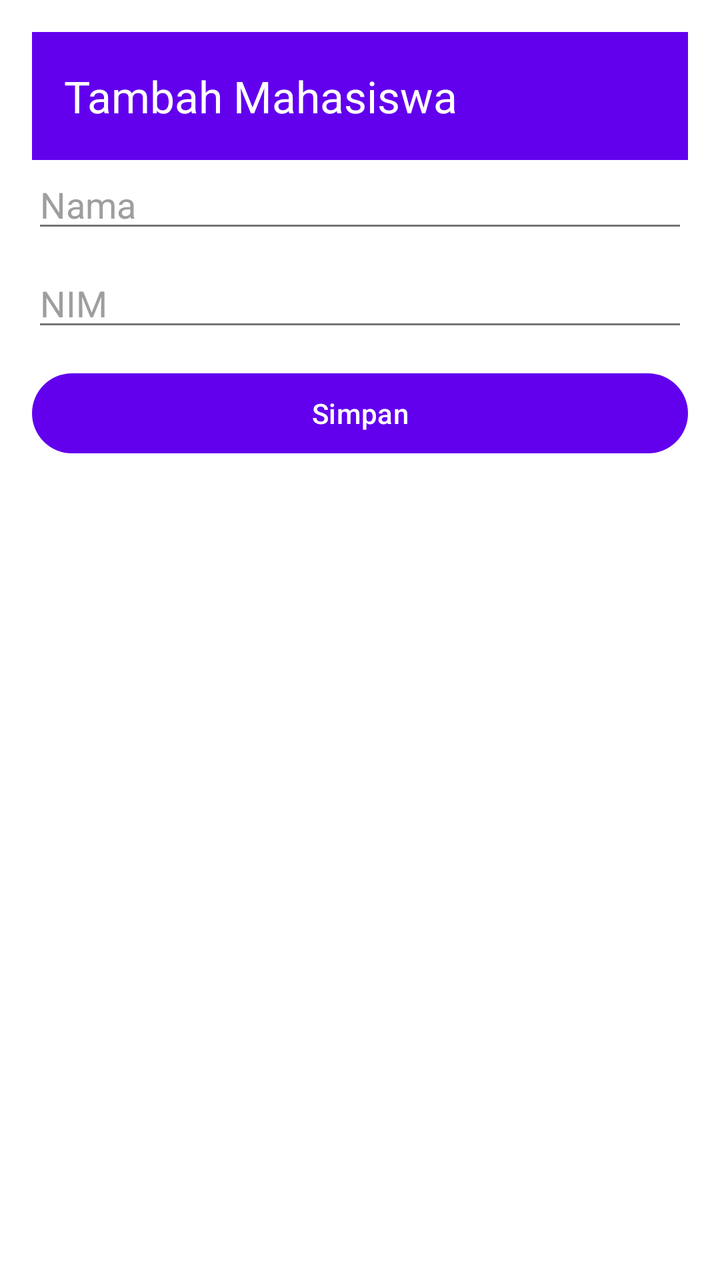
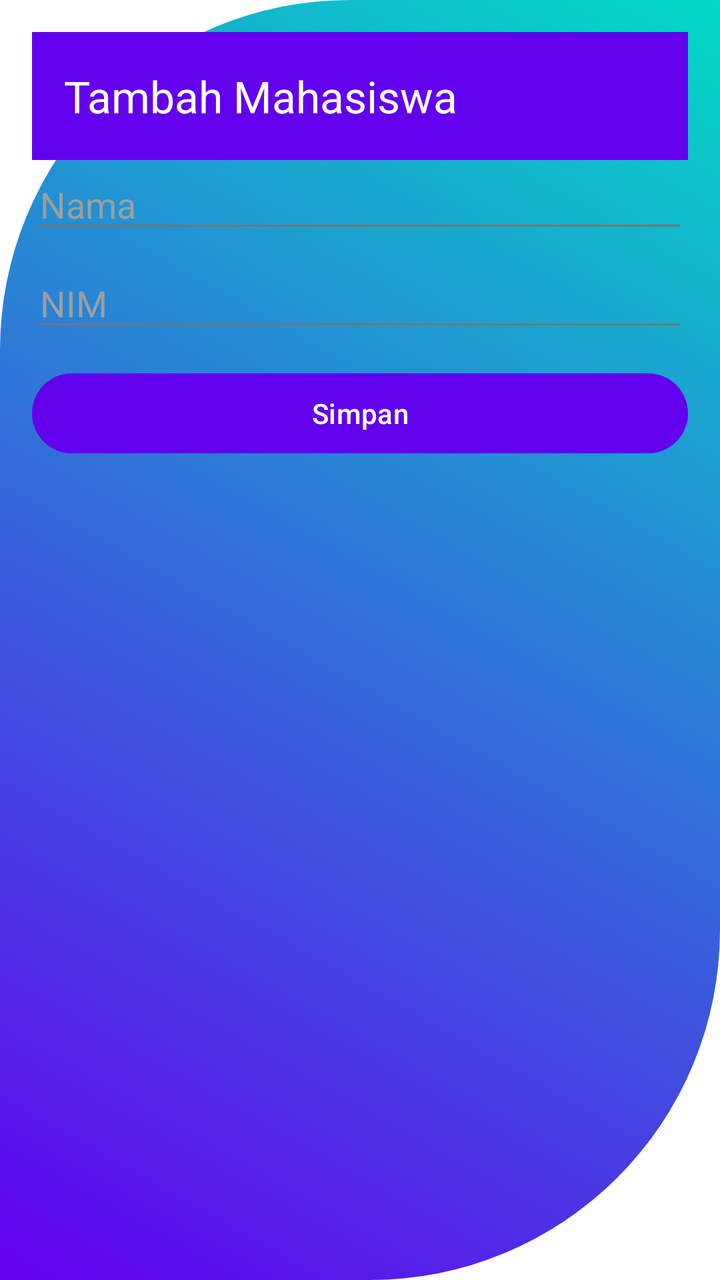

An Android layout rendered at two revisions. The XML below is the earlier revision; the diff shows what the commit changed to produce the second picture.
<!-- AndroidManifest.xml: application theme Theme.Aplikasi_Data_Mahasiswa -->
<!-- res/layout/activity_tambah_mahasiswa.xml -->
<?xml version="1.0" encoding="utf-8"?>
<LinearLayout xmlns:android="http://schemas.android.com/apk/res/android"
    xmlns:app="http://schemas.android.com/apk/res-auto"
    android:layout_width="match_parent"
    android:layout_height="match_parent"
    android:orientation="vertical"
    android:padding="16dp">

    <com.google.android.material.appbar.MaterialToolbar
        android:id="@+id/toolbar"
        android:layout_width="match_parent"
        android:layout_height="wrap_content"
        android:background="?attr/colorPrimary"
        android:theme="@style/ThemeOverlay.Material3.Dark.ActionBar"
        app:title="Tambah Mahasiswa" />

    <EditText
        android:id="@+id/etNama"
        android:layout_width="match_parent"
        android:layout_height="wrap_content"
        android:hint="Nama" />

    <EditText
        android:id="@+id/etNim"
        android:layout_width="match_parent"
        android:layout_height="wrap_content"
        android:hint="NIM"
        android:layout_marginTop="8dp" />

    <Button
        android:id="@+id/btnSimpan"
        android:layout_width="match_parent"
        android:layout_height="wrap_content"
        android:text="Simpan"
        android:layout_marginTop="12dp" />

</LinearLayout>
<!-- resources referenced by this layout -->
<resources>
  <style name="Theme.Aplikasi_Data_Mahasiswa" parent="Base.Theme.Aplikasi_Data_Mahasiswa" />
  <style name="Base.Theme.Aplikasi_Data_Mahasiswa" parent="Theme.Material3.DayNight.NoActionBar">
          
          <item name="colorPrimary">@color/primary</item>
          <item name="colorPrimaryDark">@color/primary_dark</item>
          <item name="colorAccent">@color/accent</item>
  
          
          <item name="android:colorBackground">@color/background</item>
          <item name="colorSurface">@color/surface</item>
  
          
          <item name="android:textColorPrimary">@color/text_primary</item>
          <item name="android:textColorSecondary">@color/text_secondary</item>
          <item name="android:textColorHint">@color/text_hint</item>
      </style>
  <color name="primary">#6200EE</color>
  <color name="primary_dark">#3700B3</color>
  <color name="accent">#03DAC5</color>
  <color name="background">#FFFFFF</color>
  <color name="surface">#FFFFFF</color>
  <color name="text_primary">#212121</color>
  <color name="text_secondary">#757575</color>
  <color name="text_hint">#9E9E9E</color>
</resources>

<!-- the commit's change to res/layout/activity_tambah_mahasiswa.xml (unified diff, before → after) -->
@@ -4,7 +4,8 @@
     android:layout_width="match_parent"
     android:layout_height="match_parent"
     android:orientation="vertical"
-    android:padding="16dp">
+    android:padding="16dp"
+    android:background="@drawable/custom_background">
 
     <com.google.android.material.appbar.MaterialToolbar
         android:id="@+id/toolbar"
@@ -18,14 +19,16 @@
         android:id="@+id/etNama"
         android:layout_width="match_parent"
         android:layout_height="wrap_content"
-        android:hint="Nama" />
+        android:hint="Nama"
+        android:textColor="@color/black" />
 
     <EditText
         android:id="@+id/etNim"
         android:layout_width="match_parent"
         android:layout_height="wrap_content"
         android:hint="NIM"
-        android:layout_marginTop="8dp" />
+        android:layout_marginTop="8dp"
+        android:textColor="@color/black" />
 
     <Button
         android:id="@+id/btnSimpan"
<!-- resource entries referenced after the edit -->
@@ -1,5 +1,21 @@
 <!-- resources referenced by this layout -->
 <resources>
+  <color name="black">#FF000000</color>
+  <!-- drawable custom_background (drawable) -->
+  <?xml version="1.0" encoding="utf-8"?>
+  <layer-list xmlns:android="http://schemas.android.com/apk/res/android">
+      <item>
+          <shape android:shape="rectangle">
+              <gradient
+                  android:startColor="@color/primary"
+                  android:endColor="@color/accent"
+                  android:angle="45" />
+              <corners
+                  android:topLeftRadius="175dp"
+                  android:bottomRightRadius="175dp" />
+          </shape>
+      </item>
+  </layer-list>
   <style name="Theme.Aplikasi_Data_Mahasiswa" parent="Base.Theme.Aplikasi_Data_Mahasiswa" />
   <style name="Base.Theme.Aplikasi_Data_Mahasiswa" parent="Theme.Material3.DayNight.NoActionBar">
           
